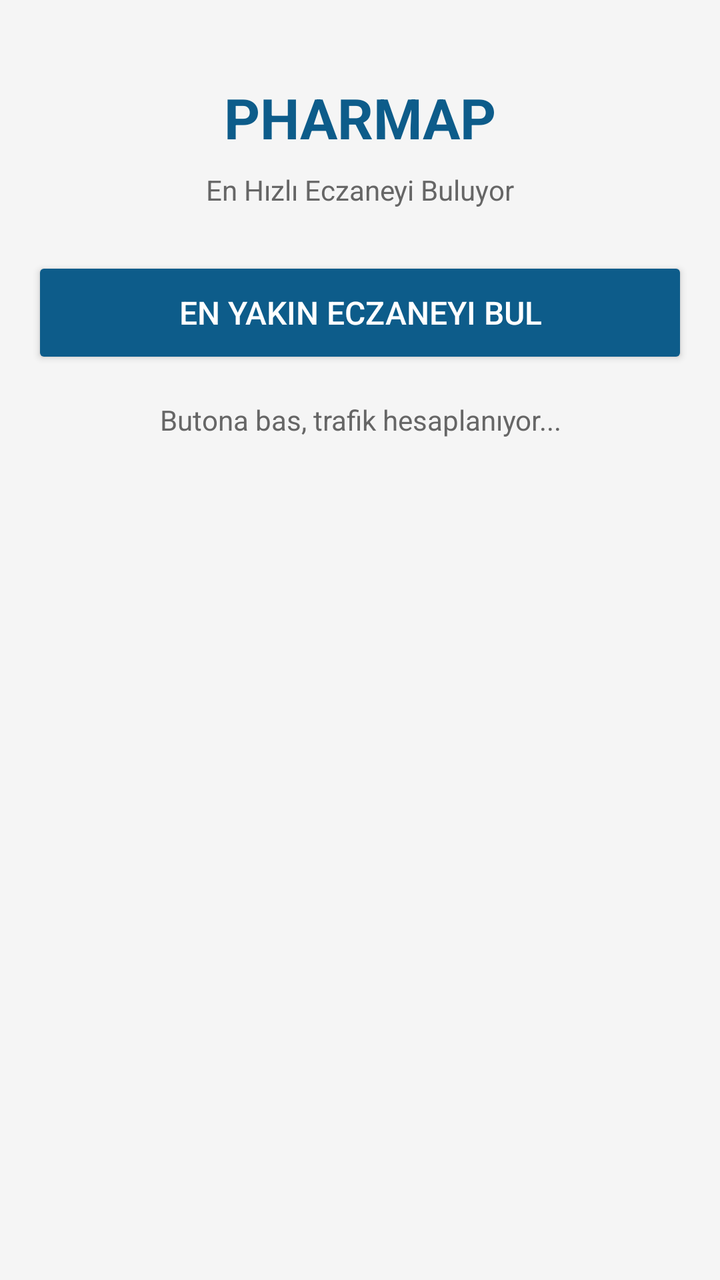
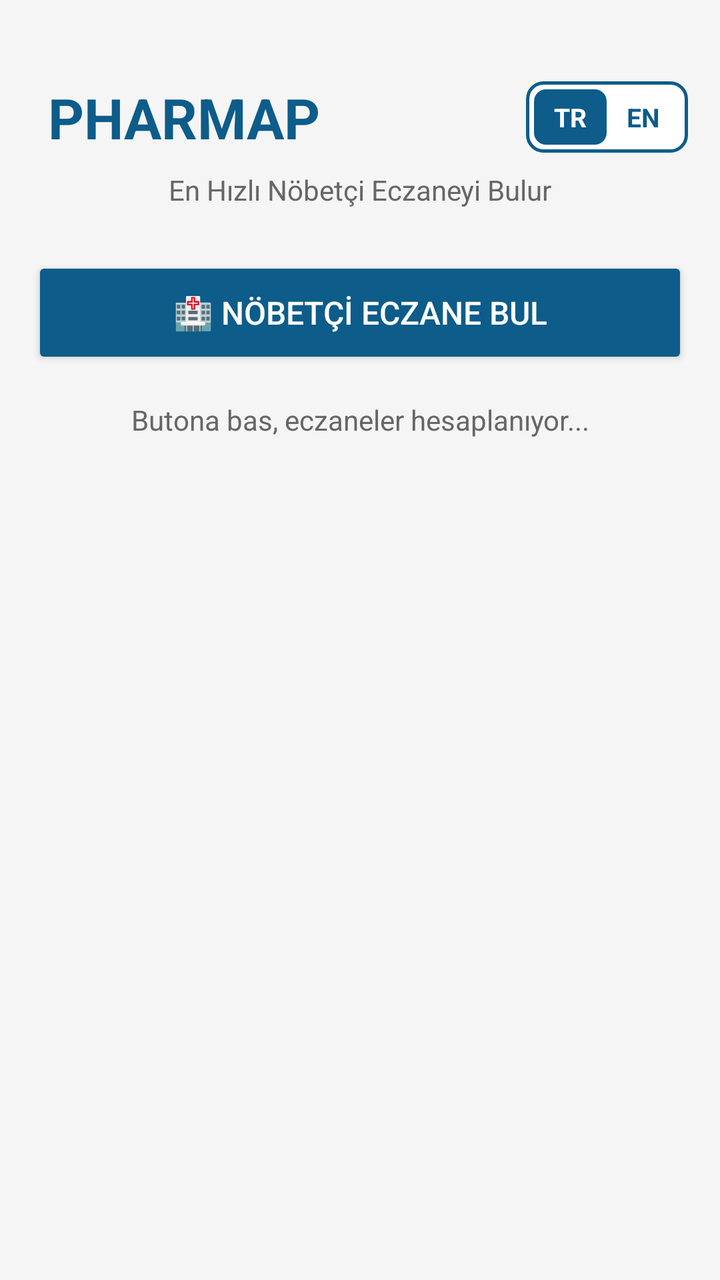

Before-and-after screenshots of an Android layout around one commit, followed by the original layout XML and the change that was made.
<!-- AndroidManifest.xml: application theme Theme.AppCompat.Light.NoActionBar -->
<!-- res/layout/activity_main.xml -->
<?xml version="1.0" encoding="utf-8"?>
<LinearLayout xmlns:android="http://schemas.android.com/apk/res/android"
    android:layout_width="match_parent"
    android:layout_height="match_parent"
    android:orientation="vertical"
    android:padding="16dp"
    android:background="#F5F5F5">

    <TextView
        android:layout_width="match_parent"
        android:layout_height="wrap_content"
        android:text="PHARMAP"
        android:textSize="28sp"
        android:textStyle="bold"
        android:textColor="#0D5C8A"
        android:gravity="center"
        android:paddingTop="24dp"
        android:paddingBottom="8dp"/>

    <TextView
        android:layout_width="match_parent"
        android:layout_height="wrap_content"
        android:text="En Hızlı Eczaneyi Buluyor"
        android:textSize="14sp"
        android:textColor="#666666"
        android:gravity="center"
        android:paddingBottom="24dp"/>

    <Button
        android:id="@+id/btnFind"
        android:layout_width="match_parent"
        android:layout_height="56dp"
        android:backgroundTint="#0D5C8A"
        android:text="En Yakın Eczaneyi Bul"
        android:textColor="#FFFFFF"
        android:textSize="16sp" />

    <TextView
        android:id="@+id/tvStatus"
        android:layout_width="match_parent"
        android:layout_height="wrap_content"
        android:text="Butona bas, trafik hesaplanıyor..."
        android:textSize="14sp"
        android:textColor="#666666"
        android:gravity="center"
        android:paddingTop="16dp"
        android:paddingBottom="16dp"/>

    <ScrollView
        android:id="@+id/scrollView"
        android:layout_width="match_parent"
        android:layout_height="0dp"
        android:layout_weight="1">

        <LinearLayout
            android:layout_width="match_parent"
            android:layout_height="wrap_content"
            android:orientation="vertical">

            <LinearLayout
                android:id="@+id/llResults"
                android:layout_width="match_parent"
                android:layout_height="wrap_content"
                android:orientation="vertical"/>

            <LinearLayout
                android:id="@+id/llInfo"
                android:layout_width="match_parent"
                android:layout_height="wrap_content"
                android:orientation="vertical"
                android:background="#FFFFFF"
                android:padding="16dp"
                android:layout_marginTop="12dp"
                android:visibility="gone">

                <TextView
                    android:id="@+id/tvInfoTitle"
                    android:layout_width="match_parent"
                    android:layout_height="wrap_content"
                    android:textSize="16sp"
                    android:textStyle="bold"
                    android:textColor="#0D5C8A"
                    android:paddingBottom="6dp"/>

                <TextView
                    android:id="@+id/tvInfoDetails"
                    android:layout_width="match_parent"
                    android:layout_height="wrap_content"
                    android:textSize="14sp"
                    android:textColor="#333333"
                    android:lineSpacingExtra="4dp"/>

            </LinearLayout>

        </LinearLayout>

    </ScrollView>

</LinearLayout>
<!-- resources referenced by this layout -->
<resources>

</resources>

<!-- the commit's change to res/layout/activity_main.xml (unified diff, before → after) -->
@@ -6,21 +6,72 @@
     android:padding="16dp"
     android:background="#F5F5F5">
 
-    <TextView
+    <LinearLayout
         android:layout_width="match_parent"
         android:layout_height="wrap_content"
-        android:text="PHARMAP"
-        android:textSize="28sp"
-        android:textStyle="bold"
-        android:textColor="#0D5C8A"
-        android:gravity="center"
+        android:orientation="horizontal"
         android:paddingTop="24dp"
-        android:paddingBottom="8dp"/>
+        android:paddingBottom="8dp"
+        android:gravity="center_vertical">
+
+        <TextView
+            android:layout_width="0dp"
+            android:layout_height="wrap_content"
+            android:layout_weight="1"
+            android:text="PHARMAP"
+            android:textSize="28sp"
+            android:textStyle="bold"
+            android:textColor="#0D5C8A"
+            android:paddingStart="8dp"/>
+
+
+        <LinearLayout
+            android:layout_width="wrap_content"
+            android:layout_height="wrap_content"
+            android:orientation="horizontal"
+            android:background="@drawable/lang_box_bg"
+            android:padding="4dp">
+
+            <TextView
+                android:id="@+id/btnLangTR"
+                android:layout_width="wrap_content"
+                android:layout_height="wrap_content"
+                android:text="TR"
+                android:textSize="13sp"
+                android:textStyle="bold"
+                android:textColor="#FFFFFF"
+                android:background="@drawable/lang_selected_bg"
+                android:paddingStart="10dp"
+                android:paddingEnd="10dp"
+                android:paddingTop="5dp"
+                android:paddingBottom="5dp"
+                android:clickable="true"
+                android:focusable="true"/>
+
+            <TextView
+                android:id="@+id/btnLangEN"
+                android:layout_width="wrap_content"
+                android:layout_height="wrap_content"
+                android:text="EN"
+                android:textSize="13sp"
+                android:textStyle="bold"
+                android:textColor="#0D5C8A"
+                android:paddingStart="10dp"
+                android:paddingEnd="10dp"
+                android:paddingTop="5dp"
+                android:paddingBottom="5dp"
+                android:clickable="true"
+                android:focusable="true"/>
+
+        </LinearLayout>
+
+    </LinearLayout>
 
     <TextView
+        android:id="@+id/tvSubtitle"
         android:layout_width="match_parent"
         android:layout_height="wrap_content"
-        android:text="En Hızlı Eczaneyi Buluyor"
+        android:text="@string/app_subtitle"
         android:textSize="14sp"
         android:textColor="#666666"
         android:gravity="center"
@@ -31,15 +82,15 @@
         android:layout_width="match_parent"
         android:layout_height="56dp"
         android:backgroundTint="#0D5C8A"
-        android:text="En Yakın Eczaneyi Bul"
+        android:text="@string/btn_find"
         android:textColor="#FFFFFF"
-        android:textSize="16sp" />
+        android:textSize="16sp"/>
 
     <TextView
         android:id="@+id/tvStatus"
         android:layout_width="match_parent"
         android:layout_height="wrap_content"
-        android:text="Butona bas, trafik hesaplanıyor..."
+        android:text="@string/status_default"
         android:textSize="14sp"
         android:textColor="#666666"
         android:gravity="center"
@@ -91,9 +142,7 @@
                     android:lineSpacingExtra="4dp"/>
 
             </LinearLayout>
-
         </LinearLayout>
-
     </ScrollView>
 
 </LinearLayout>
<!-- resource entries referenced after the edit -->
@@ -1,5 +1,22 @@
 <!-- resources referenced by this layout -->
 <resources>
-
+  <!-- drawable lang_box_bg (drawable) -->
+  <?xml version="1.0" encoding="utf-8"?>
+  <shape xmlns:android="http://schemas.android.com/apk/res/android"
+      android:shape="rectangle">
+      <stroke android:width="1.5dp" android:color="#0D5C8A"/>
+      <corners android:radius="8dp"/>
+      <solid android:color="#FFFFFF"/>
+  </shape>
+  <!-- drawable lang_selected_bg (drawable) -->
+  <?xml version="1.0" encoding="utf-8"?>
+  <shape xmlns:android="http://schemas.android.com/apk/res/android"
+      android:shape="rectangle">
+      <solid android:color="#0D5C8A"/>
+      <corners android:radius="6dp"/>
+  </shape>
+  <string name="app_subtitle">En Hızlı Nöbetçi Eczaneyi Bulur</string>
+  <string name="btn_find">🏥 NÖBETÇİ ECZANE BUL</string>
+  <string name="status_default">Butona bas, eczaneler hesaplanıyor...</string>
 </resources>
 
